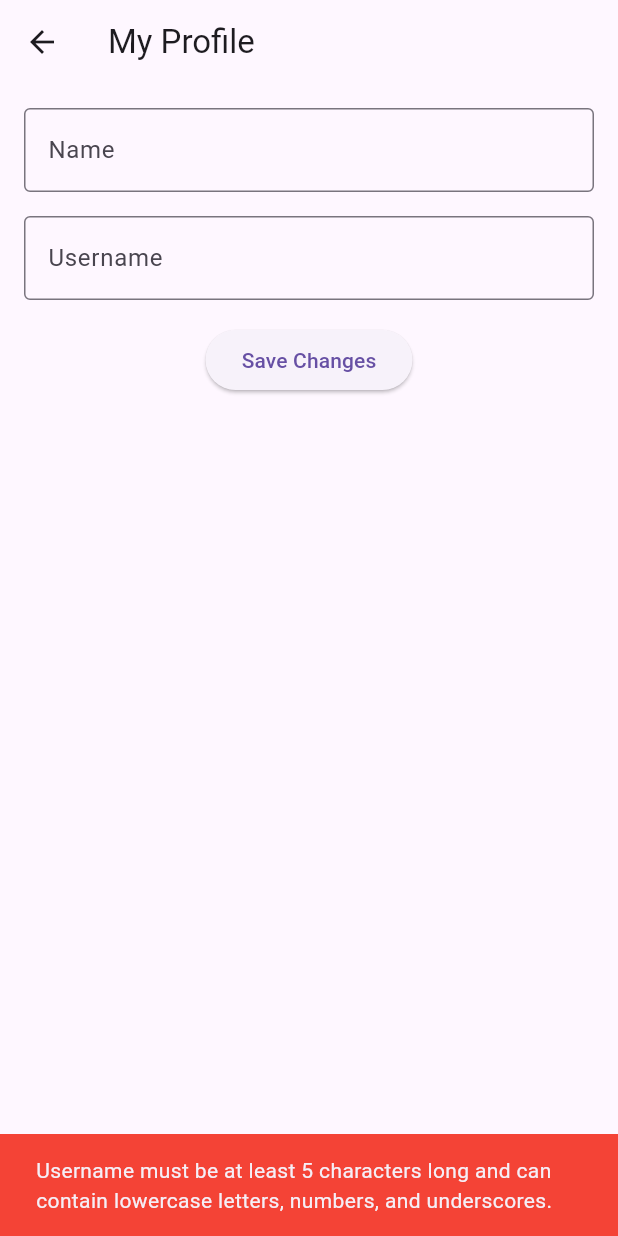
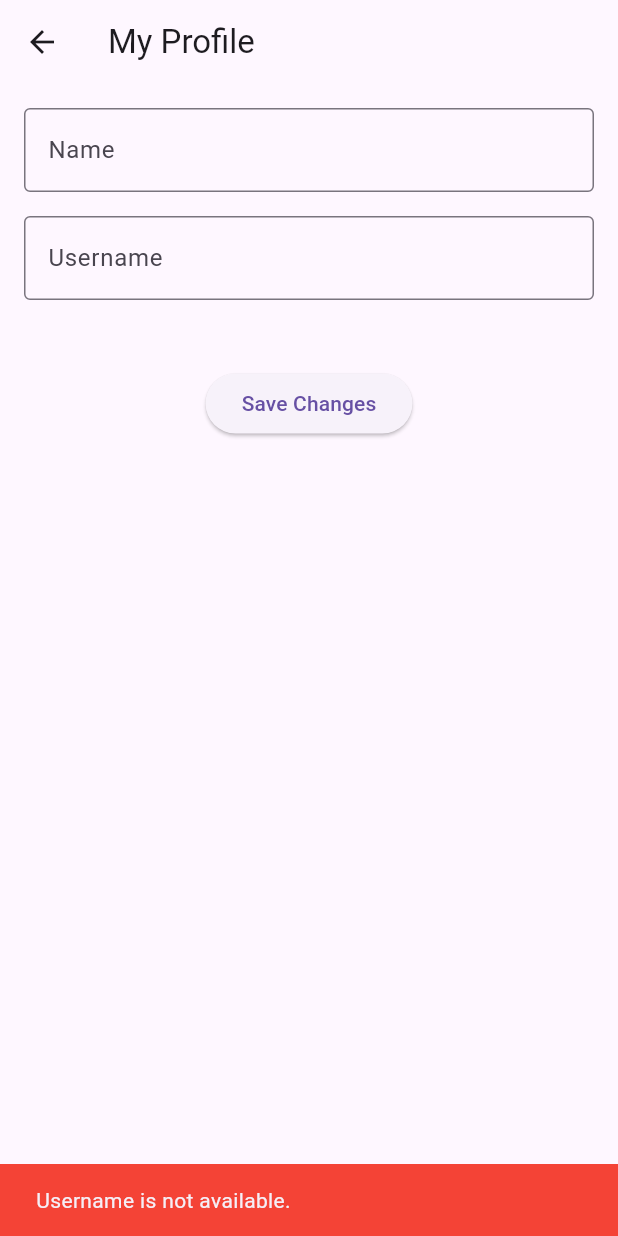
Before and after one commit to arafat-mahmud/chatspot, a Flutter app: the ProfilePage screen opened directly, after a tap on "Save Changes", on a phone screen of 412 x 824 dp. Run offline on Flutter 3.47's test engine with Material 3 defaults, Android fonts, the phone set to English and light mode, and no system bars; our stand-ins replace cloud_firestore, email_validator, emoji_picker_flutter, firebase_auth, firebase_core; accounts and stored records are empty.

Commit message:
username validation  check complete. firestore: allow read: if true;

```diff
--- a/lib/views/settings/profile.dart
+++ b/lib/views/settings/profile.dart
@@ -11,23 +11,26 @@ class _ProfilePageState extends State<ProfilePage> {
   late TextEditingController _nameController;
   final TextEditingController _usernameController = TextEditingController();
 
-  // Firestore instance
   final FirebaseFirestore _firestore = FirebaseFirestore.instance;
   bool _isLoading = true;
   String _originalUsername = '';
+  String _usernameAvailabilityMessage = '';
+  bool _isUsernameAvailable = false;
 
   @override
   void initState() {
     super.initState();
     _nameController = TextEditingController();
     _fetchUserData();
+    _testUsernameCheck(); // Call the test function here
   }
 
   void _fetchUserData() async {
     try {
       final user = FirebaseAuth.instance.currentUser;
       if (user != null) {
-        DocumentSnapshot userDoc = await _firestore.collection('users').doc(user.uid).get();
+        DocumentSnapshot userDoc =
+            await _firestore.collection('users').doc(user.uid).get();
         if (userDoc.exists) {
           _nameController.text = userDoc['name'] ?? '';
           String savedUsername = userDoc['username'] ?? '';
@@ -76,29 +79,64 @@ class _ProfilePageState extends State<ProfilePage> {
                 labelText: 'Username',
                 border: OutlineInputBorder(),
               ),
+              onChanged: (value) async {
+                String username = value.trim().toLowerCase();
+                String usernameWithAt = '@$username';
+                if (username.isNotEmpty) {
+                  if (!RegExp(r'^[a-z0-9_]{5,}$').hasMatch(username)) {
+                    setState(() {
+                      _usernameAvailabilityMessage =
+                          'Username must be at least 5 characters long and can contain lowercase letters, numbers, and underscores.';
+                      _isUsernameAvailable = false;
+                    });
+                  } else {
+                    final usernameExists =
+                        await _checkUsernameAvailability(usernameWithAt);
+                    setState(() {
+                      _usernameAvailabilityMessage = usernameExists
+                          ? 'Username is already taken.'
+                          : 'Username is available.';
+                      _isUsernameAvailable = !usernameExists;
+                      print(
+                          'Username availability: $_isUsernameAvailable, Username: $usernameWithAt');
+                    });
+                  }
+                } else {
+                  setState(() {
+                    _usernameAvailabilityMessage = '';
+                    _isUsernameAvailable = false;
+                  });
+                }
+              },
+            ),
+            SizedBox(height: 8),
+            Text(
+              _usernameAvailabilityMessage,
+              style: TextStyle(
+                color: _usernameAvailabilityMessage.contains('available')
+                    ? Colors.green
+                    : Colors.red,
+              ),
             ),
             SizedBox(height: 16),
             ElevatedButton(
               onPressed: () async {
+                final user = FirebaseAuth.instance.currentUser;
+                if (user != null) {
+                  try {
+                    // Always allow name to be updated
+                    String name = _nameController.text.trim();
+
+                    // Check if username is modified and available
                     String username = _usernameController.text.trim().toLowerCase();
                     String usernameWithAt = '@$username';
                     bool isUsernameModified = usernameWithAt != _originalUsername;
+
                     if (isUsernameModified) {
-                  if (!RegExp(r'^[a-z0-9_]{5,}$').hasMatch(username)) {
+                      if (!_isUsernameAvailable) {
                         ScaffoldMessenger.of(context).showSnackBar(
                           SnackBar(
-                        content: Text(
-                            'Username must be at least 5 characters long and can contain lowercase letters, numbers, and underscores.'),
-                        backgroundColor: Colors.red,
-                      ),
-                    );
-                    return;
-                  }
-                  final usernameExists = await _checkUsernameAvailability(usernameWithAt);
-                  if (usernameExists) {
-                    ScaffoldMessenger.of(context).showSnackBar(
-                      SnackBar(
-                        content: Text('Username is already taken.'),
+                            content: Text('Username is not available.'),
                             backgroundColor: Colors.red,
                           ),
                         );
@@ -106,14 +144,12 @@ class _ProfilePageState extends State<ProfilePage> {
                       }
                     }
 
-                // Save the changes
-                final user = FirebaseAuth.instance.currentUser;
-                if (user != null) {
-                  try {
+                    // Update user data
                     await _firestore.collection('users').doc(user.uid).set({
-                      'name': _nameController.text,
-                      'username': usernameWithAt,
+                      'name': name,
+                      'username': isUsernameModified ? usernameWithAt : _originalUsername,
                     }, SetOptions(merge: true));
+
                     print("User data updated successfully!");
                     ScaffoldMessenger.of(context).showSnackBar(
                       SnackBar(
@@ -121,8 +157,13 @@ class _ProfilePageState extends State<ProfilePage> {
                         backgroundColor: Colors.green,
                       ),
                     );
-                    // Update the original username after successful save
+
+                    // Update original username if it was changed
+                    if (isUsernameModified) {
+                      setState(() {
                         _originalUsername = usernameWithAt;
+                      });
+                    }
                   } catch (error) {
                     print("Failed to update user data: $error");
                     ScaffoldMessenger.of(context).showSnackBar(
@@ -154,4 +195,12 @@ class _ProfilePageState extends State<ProfilePage> {
       return false;
     }
   }
+
+  void _testUsernameCheck() async {
+    // Use your real username for testing
+    bool taken = await _checkUsernameAvailability('@testusername');
+    print('Test username check: @testusername is taken: $taken');
+    bool available = await _checkUsernameAvailability('@testusernamenotTaken');
+    print('Test username check: @testusernamenotTaken is taken: $available');
   }
+}
```
Also changed, not shown: 12 other files. Lines whose indentation alone changed are shown as unchanged.
